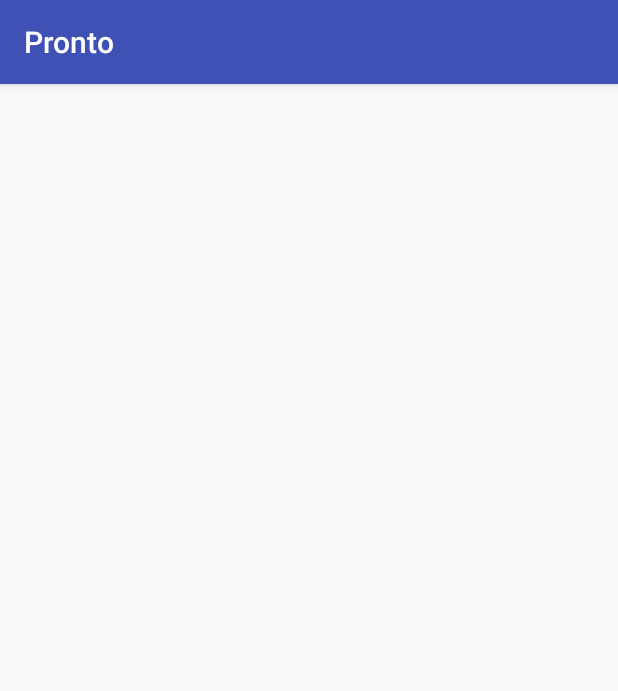
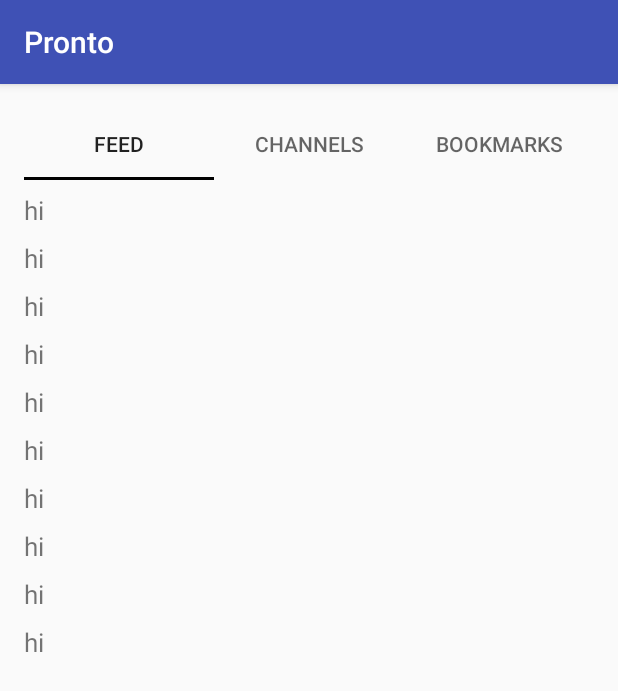
Before and after one commit to brenton311/se101-final-project, an Android app: the screen it shows after launch (MainPage), on a phone screen of 412 x 824 dp. Shown: the top 691 px of the screen. Run offline under Robolectric (Android 15) with nearby library versions, the light colour scheme and no system bars.

Commit message:
Set up dynamically filled feed content
currently uses message, date, likes, and bookmarks as passed information
however this can be easily altered by updating in Comment.java and
FeedFragment.java

```diff
--- a/Pronto/app/build.gradle
+++ b/Pronto/app/build.gradle
@@ -24,6 +24,9 @@ dependencies {
     androidTestCompile('com.android.support.test.espresso:espresso-core:2.2.2', {
         exclude group: 'com.android.support', module: 'support-annotations'
     })
+
     compile 'com.android.support:appcompat-v7:24.2.1'
+    compile 'com.android.support:design:24.2.1'
+    compile 'com.android.support:support-v4:24.2.1'
     testCompile 'junit:junit:4.12'
 }
--- /dev/null
+++ b/Pronto/app/src/main/java/com/redeyesoftware/pronto/Comment.java
@@ -0,0 +1,104 @@
+package com.redeyesoftware.pronto;
+
+import android.content.Context;
+import android.content.Intent;
+import android.util.AttributeSet;
+import android.view.View;
+import android.widget.FrameLayout;
+import android.widget.TextView;
+
+/**
+ * Created by George on 19/11/2016.
+ */
+
+public class Comment extends FrameLayout implements View.OnClickListener {
+
+    String message = "";
+    int time = 0;
+    int likes = 0;
+    int bookmarks = 0;
+    Context parentActivity;
+
+    public Comment(Context context) {
+        super(context);
+        init();
+    }
+
+    public Comment(Context context, AttributeSet attrs) {
+        super(context, attrs);
+        init();
+    }
+
+    public Comment(Context context, AttributeSet attrs, int defStyle) {
+        super(context, attrs, defStyle);
+        init();
+    }
+
+    public Comment(Context context, String message, int time, int likes, int bookmarks) {
+        super(context);
+        parentActivity = context;
+        this.message = message;
+        this.time = time;
+        this.likes = likes;
+        this.bookmarks = bookmarks;
+        init();
+    }
+
+    private void init() {
+        inflate(getContext(), R.layout.comment_template, this);
+
+        setOnClickListener(this);
+
+        ((TextView)(findViewById(R.id.message))).setText(message);
+
+        /*
+        String eventName = "";
+        double longi = 0;
+        double lat = 0;
+
+        int totalNeeded = 0;
+        String desc = "";
+        String poster = "";
+        String participants = "";
+        String eventTime = "";
+        eventId = 0;
+
+
+        (TextView)(findViewById(R.id.eventName)).setText(eventName);
+        (TextView)(findViewById(R.id.time)).setText(""+eventTime);
+        (TextView)(findViewById(R.id.desc)).setText(desc);
+        (TextView)(findViewById(R.id.loc)).setText(longi+", "+lat);
+        (TextView)(findViewById(R.id.peeps)).setText((participants.split(",").length+"/"+totalNeeded));
+        (TextView)(findViewById(R.id.poster)).setText(poster);
+        ProgressBar p = (ProgressBar)(findViewById(R.id.progressBar));
+        p.setProgress(100*( (participants.split(",").length) / (float)(totalNeeded) );
+
+
+
+
+        Code from AI Labs
+
+        RelativeLayout hpdown1  = (RelativeLayout)findViewById(R.id.codefile1);
+        Resources res = getResources();
+        if (type==0) {
+            hpdown1.setBackground((res.getDrawable(R.drawable.gradient)));
+        }else {
+            hpdown1.setBackground((res.getDrawable(R.drawable.gradient2)));
+        }
+        //request server data
+
+        setOnClickListener(this);
+
+        ((TextView)(findViewById(R.id.typeTitle))).setText(((type==1)?"TANKS AI # ":"PONG AI # ") + index);
+        ((TextView)(findViewById(R.id.dateTitle))).setText(date);
+        */
+
+    }
+
+    @Override
+    public void onClick(View view) {
+        Intent intent = new Intent(parentActivity, MainPage.class);
+       // intent.putExtra("index", index);
+        parentActivity.startActivity(intent);
+    }
+}
--- /dev/null
+++ b/Pronto/app/src/main/java/com/redeyesoftware/pronto/FeedFragment.java
@@ -0,0 +1,56 @@
+package com.redeyesoftware.pronto;
+
+import android.content.Context;
+import android.net.Uri;
+import android.os.Bundle;
+import android.support.v4.app.Fragment;
+import android.view.LayoutInflater;
+import android.view.View;
+import android.view.ViewGroup;
+import android.widget.FrameLayout;
+import android.widget.LinearLayout;
+import android.widget.ScrollView;
+
+
+public class FeedFragment extends Fragment {
+
+
+    public FeedFragment() {
+        // Required empty public constructor
+    }
+
+    @Override
+    public void onCreate(Bundle savedInstanceState) {
+        super.onCreate(savedInstanceState);
+    }
+
+    //returns what goes inside the fragment
+    @Override
+    public View onCreateView(LayoutInflater inflater, ViewGroup container,
+                             Bundle savedInstanceState) {
+        // Inflate the layout for this fragment
+        //return inflater.inflate(R.layout.fragment_feed, container, false);
+
+        FrameLayout v;
+        FrameLayout frame = new FrameLayout(getActivity());
+        ScrollView scroll = new ScrollView(getActivity());
+        scroll.setLayoutParams(new FrameLayout.LayoutParams(FrameLayout.LayoutParams.MATCH_PARENT, FrameLayout.LayoutParams.MATCH_PARENT));
+        LinearLayout linear = new LinearLayout(getActivity());
+        linear.setLayoutParams(new LinearLayout.LayoutParams(LinearLayout.LayoutParams.MATCH_PARENT, LinearLayout.LayoutParams.WRAP_CONTENT));
+        linear.setOrientation(LinearLayout.VERTICAL);//needed to explicitly say this for it to work
+        for (int i = 0; i < 10; i++) {
+            Comment evt = new Comment(getActivity(), "hi",0,0,0);
+            evt.setLayoutParams(new LinearLayout.LayoutParams(LinearLayout.LayoutParams.MATCH_PARENT, LinearLayout.LayoutParams.WRAP_CONTENT));
+            linear.addView(evt);
+        }
+        scroll.addView(linear);
+        frame.addView(scroll);
+        v = frame;
+
+
+        return v;
+    }
+
+
+
+}
--- a/Pronto/app/src/main/java/com/redeyesoftware/pronto/HomePagesAdapter.java
+++ b/Pronto/app/src/main/java/com/redeyesoftware/pronto/HomePagesAdapter.java
@@ -24,7 +24,7 @@ public class HomePagesAdapter extends FragmentPagerAdapter {
     public Fragment getItem(int position) {
         switch (position) {
             case 0:
-                return new Fragment();
+                return new FeedFragment();
             case 1:
                 return new Fragment();
             case 2:
--- a/Pronto/app/src/main/java/com/redeyesoftware/pronto/MainPage.java
+++ b/Pronto/app/src/main/java/com/redeyesoftware/pronto/MainPage.java
@@ -1,5 +1,6 @@
 package com.redeyesoftware.pronto;
 
+import android.content.Intent;
 import android.support.v4.view.ViewPager;
 import android.support.v7.app.AppCompatActivity;
 import android.os.Bundle;
@@ -15,4 +16,5 @@ public class MainPage extends AppCompatActivity {
         ViewPager mViewPager = (ViewPager) findViewById(R.id.pager);
         mViewPager.setAdapter(mFragPagerAdapter);
     }
+
 }
--- a/Pronto/app/src/main/res/layout/activity_main_page.xml
+++ b/Pronto/app/src/main/res/layout/activity_main_page.xml
@@ -11,29 +11,21 @@
     android:paddingTop="@dimen/activity_vertical_margin"
     tools:context="com.redeyesoftware.pronto.MainPage">
 
-    <!--
-    <android.support.design.widget.AppBarLayout
-         android:layout_width="match_parent"
-         android:layout_height="wrap_content">
-         <include
-             android:layout_width="match_parent"
-             android:layout_height="wrap_content"
-             layout="@layout/layout_tab"/>
-         <android.support.design.widget.TabLayout
-             android:layout_width="match_parent"
-             android:layout_height="wrap_content"
-             android:id="@+id/tablayout"
-             app:tabMode="fixed"
-             app:tabGravity="fill"
-             />
 
-     </android.support.design.widget.AppBarLayout>
-     -->
     <android.support.v4.view.ViewPager
         xmlns:android="http://schemas.android.com/apk/res/android"
         android:id="@+id/pager"
         android:layout_width="match_parent"
-        android:layout_height="match_parent" />
+        android:layout_height="match_parent" >
+        <android.support.design.widget.TabLayout
+            android:layout_width="match_parent"
+            android:layout_height="wrap_content"
+            android:layout_gravity="top"
+            app:tabIndicatorColor = "#000000"
+            app:tabPaddingBottom = "0dp"
+            app:tabPaddingTop="0dp" />
+
+    </android.support.v4.view.ViewPager>
 
 
 </RelativeLayout>
--- /dev/null
+++ b/Pronto/app/src/main/res/layout/comment_template.xml
@@ -0,0 +1,17 @@
+<FrameLayout xmlns:android="http://schemas.android.com/apk/res/android"
+    xmlns:tools="http://schemas.android.com/tools"
+    android:layout_width="match_parent"
+    android:layout_height="wrap_content"
+
+   >
+
+    <TextView
+        android:id="@+id/message"
+        android:layout_width="wrap_content"
+        android:layout_height="wrap_content"
+        android:gravity="start"
+        android:paddingTop="8dp"
+        android:textSize="17dp"
+        android:textStyle="normal" />
+
+</FrameLayout>
--- a/Pronto/app/src/main/res/values/strings.xml
+++ b/Pronto/app/src/main/res/values/strings.xml
@@ -1,3 +1,6 @@
 <resources>
     <string name="app_name">Pronto</string>
+
+    <!-- TODO: Remove or change this placeholder text -->
+    <string name="hello_blank_fragment">Hello blank fragment</string>
 </resources>
```
Also changed, not shown: Pronto/app/src/main/res/layout/event_template.xml (added, +142 -0 lines).
